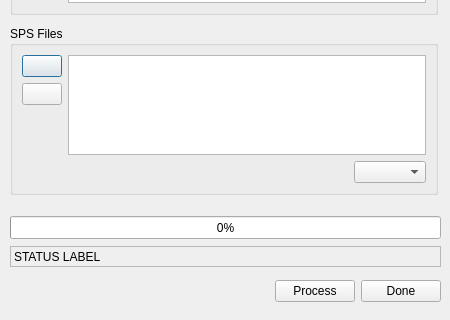
The window that ui/UIDbUpdateForm.ui (mysiar/seismic-offset-check) describes before a commit, drawn with Qt 5; both pictures show x 0 to 450 and y 164 to 484 of the 450 by 484 pixel window.
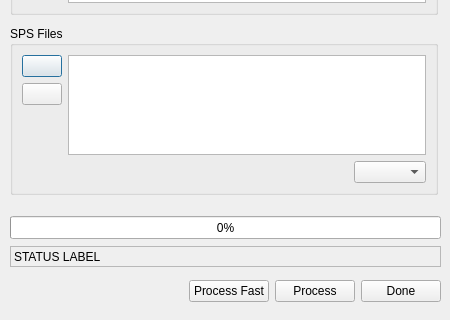
The same window after the commit. Icons and pictures are not drawn.

```diff
--- a/ui/UIDbUpdateForm.ui
+++ b/ui/UIDbUpdateForm.ui
@@ -10,6 +10,18 @@
     <height>484</height>
    </rect>
   </property>
+  <property name="minimumSize">
+   <size>
+    <width>450</width>
+    <height>484</height>
+   </size>
+  </property>
+  <property name="maximumSize">
+   <size>
+    <width>450</width>
+    <height>484</height>
+   </size>
+  </property>
   <property name="windowTitle">
    <string>DB Update</string>
   </property>
@@ -261,6 +273,13 @@
       </property>
      </spacer>
     </item>
+    <item>
+     <widget class="QPushButton" name="btnProcessFast">
+      <property name="text">
+       <string>Process Fast</string>
+      </property>
+     </widget>
+    </item>
     <item>
      <widget class="QPushButton" name="btnProcess">
       <property name="whatsThis">
```
